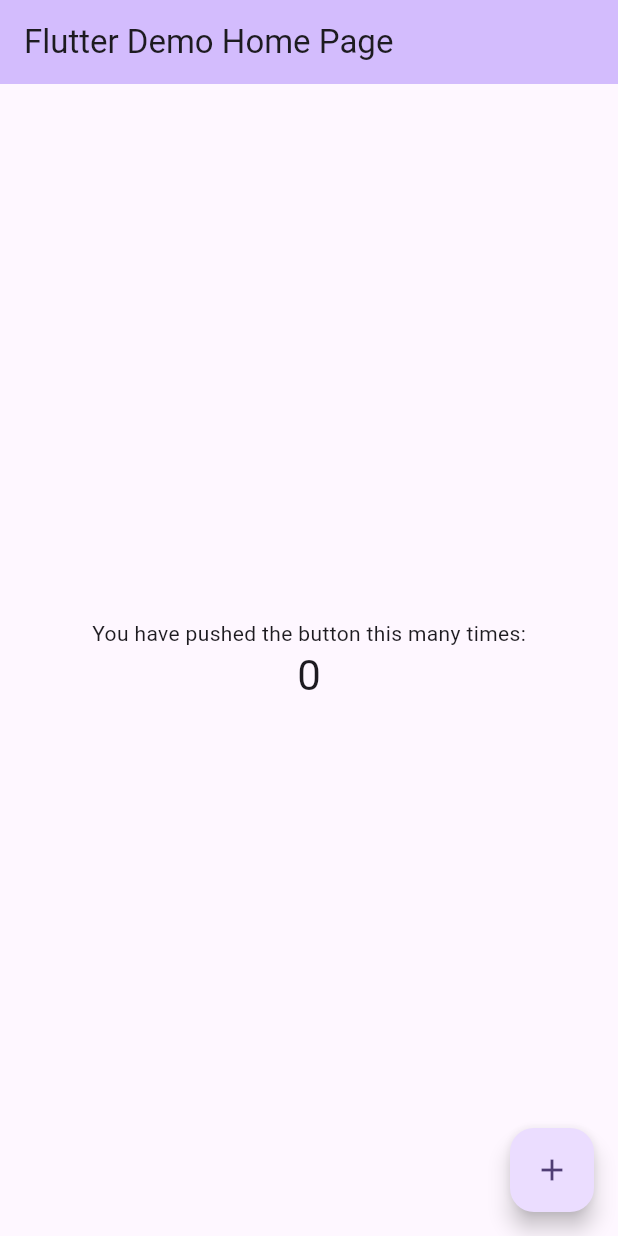
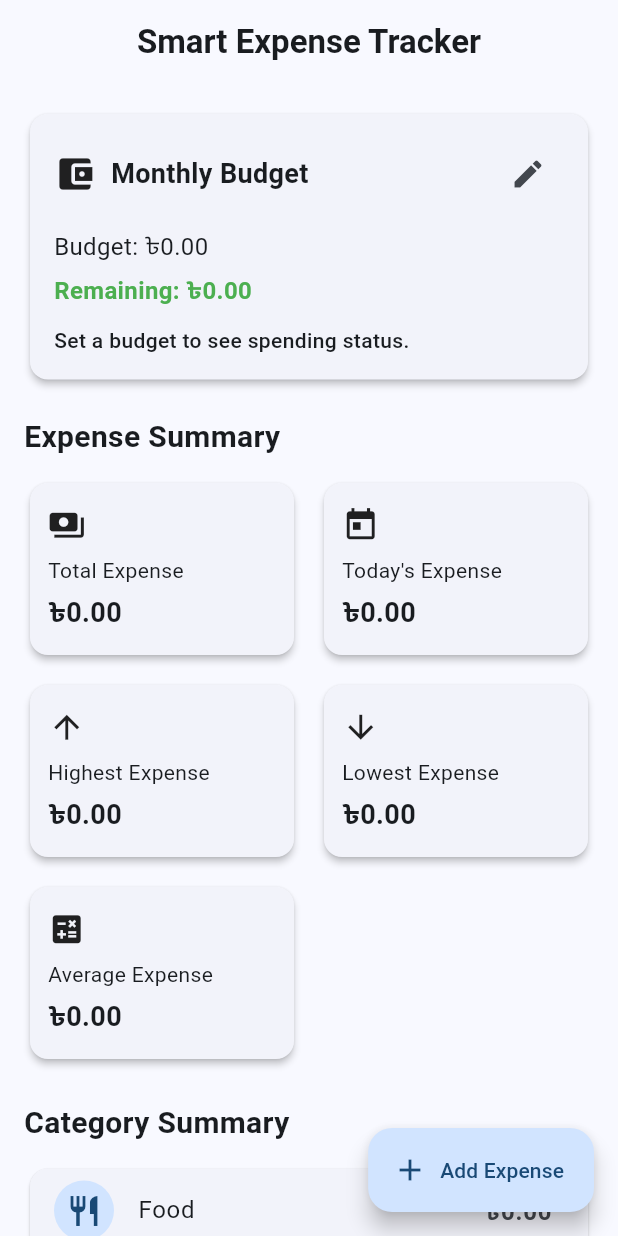
Before and after one commit to zoy060/Smart-Expense-Tracker, a Flutter app: the screen it shows after launch, on a phone screen of 412 x 824 dp. Run offline on Flutter 3.47's test engine with Material 3 defaults, Android fonts, the phone set to English and light mode, and no system bars.

Commit message:
feat:main and home screen

```diff
--- a/lib/main.dart
+++ b/lib/main.dart
@@ -1,122 +1,25 @@
 import 'package:flutter/material.dart';
+import 'screens/home_screen.dart';
 
 void main() {
-  runApp(const MyApp());
+  runApp(const SmartExpenseTrackerApp());
 }
 
-class MyApp extends StatelessWidget {
-  const MyApp({super.key});
+class SmartExpenseTrackerApp extends StatelessWidget {
+  const SmartExpenseTrackerApp({super.key});
 
-  // This widget is the root of your application.
   @override
   Widget build(BuildContext context) {
     return MaterialApp(
-      title: 'Flutter Demo',
+      debugShowCheckedModeBanner: false,
+      title: 'Smart Expense Tracker',
       theme: ThemeData(
-        // This is the theme of your application.
-        //
-        // TRY THIS: Try running your application with "flutter run". You'll see
-        // the application has a purple toolbar. Then, without quitting the app,
-        // try changing the seedColor in the colorScheme below to Colors.green
-        // and then invoke "hot reload" (save your changes or press the "hot
-        // reload" button in a Flutter-supported IDE, or press "r" if you used
-        // the command line to start the app).
-        //
-        // Notice that the counter didn't reset back to zero; the application
-        // state is not lost during the reload. To reset the state, use hot
-        // restart instead.
-        //
-        // This works for code too, not just values: Most code changes can be
-        // tested with just a hot reload.
-        colorScheme: .fromSeed(seedColor: Colors.deepPurple),
+        colorScheme: ColorScheme.fromSeed(
+          seedColor: Colors.blue,
+        ),
+        useMaterial3: true,
       ),
-      home: const MyHomePage(title: 'Flutter Demo Home Page'),
+      home: const HomeScreen(),
     );
   }
 }
-
-class MyHomePage extends StatefulWidget {
-  const MyHomePage({super.key, required this.title});
-
-  // This widget is the home page of your application. It is stateful, meaning
-  // that it has a State object (defined below) that contains fields that affect
-  // how it looks.
-
-  // This class is the configuration for the state. It holds the values (in this
-  // case the title) provided by the parent (in this case the App widget) and
-  // used by the build method of the State. Fields in a Widget subclass are
-  // always marked "final".
-
-  final String title;
-
-  @override
-  State<MyHomePage> createState() => _MyHomePageState();
-}
-
-class _MyHomePageState extends State<MyHomePage> {
-  int _counter = 0;
-
-  void _incrementCounter() {
-    setState(() {
-      // This call to setState tells the Flutter framework that something has
-      // changed in this State, which causes it to rerun the build method below
-      // so that the display can reflect the updated values. If we changed
-      // _counter without calling setState(), then the build method would not be
-      // called again, and so nothing would appear to happen.
-      _counter++;
-    });
-  }
-
-  @override
-  Widget build(BuildContext context) {
-    // This method is rerun every time setState is called, for instance as done
-    // by the _incrementCounter method above.
-    //
-    // The Flutter framework has been optimized to make rerunning build methods
-    // fast, so that you can just rebuild anything that needs updating rather
-    // than having to individually change instances of widgets.
-    return Scaffold(
-      appBar: AppBar(
-        // TRY THIS: Try changing the color here to a specific color (to
-        // Colors.amber, perhaps?) and trigger a hot reload to see the AppBar
-        // change color while the other colors stay the same.
-        backgroundColor: Theme.of(context).colorScheme.inversePrimary,
-        // Here we take the value from the MyHomePage object that was created by
-        // the App.build method, and use it to set our appbar title.
-        title: Text(widget.title),
-      ),
-      body: Center(
-        // Center is a layout widget. It takes a single child and positions it
-        // in the middle of the parent.
-        child: Column(
-          // Column is also a layout widget. It takes a list of children and
-          // arranges them vertically. By default, it sizes itself to fit its
-          // children horizontally, and tries to be as tall as its parent.
-          //
-          // Column has various properties to control how it sizes itself and
-          // how it positions its children. Here we use mainAxisAlignment to
-          // center the children vertically; the main axis here is the vertical
-          // axis because Columns are vertical (the cross axis would be
-          // horizontal).
-          //
-          // TRY THIS: Invoke "debug painting" (choose the "Toggle Debug Paint"
-          // action in the IDE, or press "p" in the console), to see the
-          // wireframe for each widget.
-          mainAxisAlignment: .center,
-          children: [
-            const Text('You have pushed the button this many times:'),
-            Text(
-              '$_counter',
-              style: Theme.of(context).textTheme.headlineMedium,
-            ),
-          ],
-        ),
-      ),
-      floatingActionButton: FloatingActionButton(
-        onPressed: _incrementCounter,
-        tooltip: 'Increment',
-        child: const Icon(Icons.add),
-      ),
-    );
-  }
-}
--- /dev/null
+++ b/lib/screens/home_screen.dart
@@ -0,0 +1,476 @@
+import 'package:flutter/material.dart';
+
+class HomeScreen extends StatefulWidget {
+  const HomeScreen({super.key});
+
+  @override
+  State<HomeScreen> createState() => _HomeScreenState();
+}
+
+class _HomeScreenState extends State<HomeScreen> {
+  // Temporary values.
+  // Later these will come from ExpenseService.
+  double totalExpense = 0.0;
+  double todayExpense = 0.0;
+  double highestExpense = 0.0;
+  double lowestExpense = 0.0;
+  double averageExpense = 0.0;
+
+  double monthlyBudget = 0.0;
+
+  @override
+  Widget build(BuildContext context) {
+    return Scaffold(
+      appBar: AppBar(
+        title: const Text(
+          'Smart Expense Tracker',
+          style: TextStyle(
+            fontWeight: FontWeight.bold,
+          ),
+        ),
+        centerTitle: true,
+      ),
+
+      body: SingleChildScrollView(
+        padding: const EdgeInsets.all(16),
+        child: Column(
+          crossAxisAlignment: CrossAxisAlignment.start,
+          children: [
+
+            // ------------------------------------------------
+            // Budget Section
+            // ------------------------------------------------
+            _buildBudgetCard(),
+
+            const SizedBox(height: 20),
+
+            // ------------------------------------------------
+            // Expense Summary
+            // ------------------------------------------------
+            const Text(
+              'Expense Summary',
+              style: TextStyle(
+                fontSize: 20,
+                fontWeight: FontWeight.bold,
+              ),
+            ),
+
+            const SizedBox(height: 12),
+
+            _buildSummaryGrid(),
+
+            const SizedBox(height: 24),
+
+            // ------------------------------------------------
+            // Category Summary
+            // ------------------------------------------------
+            const Text(
+              'Category Summary',
+              style: TextStyle(
+                fontSize: 20,
+                fontWeight: FontWeight.bold,
+              ),
+            ),
+
+            const SizedBox(height: 12),
+
+            _buildCategorySummary(),
+
+            const SizedBox(height: 24),
+
+            // ------------------------------------------------
+            // Filter
+            // ------------------------------------------------
+            const Text(
+              'Expenses',
+              style: TextStyle(
+                fontSize: 20,
+                fontWeight: FontWeight.bold,
+              ),
+            ),
+
+            const SizedBox(height: 12),
+
+            _buildFilterDropdown(),
+
+            const SizedBox(height: 16),
+
+            // ------------------------------------------------
+            // Empty Expense View
+            // ------------------------------------------------
+            _buildEmptyExpenseView(),
+          ],
+        ),
+      ),
+
+      // ------------------------------------------------
+      // Add Expense Button
+      // ------------------------------------------------
+      floatingActionButton: FloatingActionButton.extended(
+        onPressed: () {
+          // We will navigate to AddExpenseScreen later.
+        },
+        icon: const Icon(Icons.add),
+        label: const Text('Add Expense'),
+      ),
+    );
+  }
+
+  // ========================================================
+  // Budget Card
+  // ========================================================
+
+  Widget _buildBudgetCard() {
+    double remainingBudget = monthlyBudget - totalExpense;
+
+    return Card(
+      elevation: 2,
+      child: Padding(
+        padding: const EdgeInsets.all(16),
+        child: Column(
+          crossAxisAlignment: CrossAxisAlignment.start,
+          children: [
+
+            Row(
+              children: [
+                const Icon(
+                  Icons.account_balance_wallet,
+                  size: 28,
+                ),
+                const SizedBox(width: 10),
+
+                const Expanded(
+                  child: Text(
+                    'Monthly Budget',
+                    style: TextStyle(
+                      fontSize: 18,
+                      fontWeight: FontWeight.bold,
+                    ),
+                  ),
+                ),
+
+                IconButton(
+                  onPressed: () {
+                    // Budget screen will be connected later.
+                  },
+                  icon: const Icon(Icons.edit),
+                ),
+              ],
+            ),
+
+            const SizedBox(height: 12),
+
+            Text(
+              'Budget: ৳${monthlyBudget.toStringAsFixed(2)}',
+              style: const TextStyle(
+                fontSize: 16,
+              ),
+            ),
+
+            const SizedBox(height: 5),
+
+            Text(
+              'Remaining: ৳${remainingBudget.toStringAsFixed(2)}',
+              style: TextStyle(
+                fontSize: 16,
+                fontWeight: FontWeight.bold,
+                color: remainingBudget < 0
+                    ? Colors.red
+                    : Colors.green,
+              ),
+            ),
+
+            const SizedBox(height: 12),
+
+            _buildSpendingStatus(),
+          ],
+        ),
+      ),
+    );
+  }
+
+  // ========================================================
+  // Expense Summary Grid
+  // ========================================================
+
+  Widget _buildSummaryGrid() {
+    return GridView.count(
+      crossAxisCount: 2,
+      crossAxisSpacing: 12,
+      mainAxisSpacing: 12,
+      shrinkWrap: true,
+      physics: const NeverScrollableScrollPhysics(),
+      childAspectRatio: 1.5,
+      children: [
+
+        _buildSummaryCard(
+          title: 'Total Expense',
+          value: totalExpense,
+          icon: Icons.payments,
+        ),
+
+        _buildSummaryCard(
+          title: "Today's Expense",
+          value: todayExpense,
+          icon: Icons.today,
+        ),
+
+        _buildSummaryCard(
+          title: 'Highest Expense',
+          value: highestExpense,
+          icon: Icons.arrow_upward,
+        ),
+
+        _buildSummaryCard(
+          title: 'Lowest Expense',
+          value: lowestExpense,
+          icon: Icons.arrow_downward,
+        ),
+
+        _buildSummaryCard(
+          title: 'Average Expense',
+          value: averageExpense,
+          icon: Icons.calculate,
+        ),
+      ],
+    );
+  }
+
+  Widget _buildSummaryCard({
+    required String title,
+    required double value,
+    required IconData icon,
+  }) {
+    return Card(
+      elevation: 2,
+      child: Padding(
+        padding: const EdgeInsets.all(12),
+        child: Column(
+          crossAxisAlignment: CrossAxisAlignment.start,
+          mainAxisAlignment: MainAxisAlignment.center,
+          children: [
+
+            Icon(icon, size: 25),
+
+            const SizedBox(height: 8),
+
+            Text(
+              title,
+              style: const TextStyle(
+                fontSize: 14,
+              ),
+            ),
+
+            const SizedBox(height: 4),
+
+            Text(
+              '৳${value.toStringAsFixed(2)}',
+              style: const TextStyle(
+                fontSize: 18,
+                fontWeight: FontWeight.bold,
+              ),
+            ),
+          ],
+        ),
+      ),
+    );
+  }
+
+  // ========================================================
+  // Category Summary
+  // ========================================================
+
+  Widget _buildCategorySummary() {
+    return Column(
+      children: [
+        _buildCategoryTile(
+          'Food',
+          0.0,
+          Icons.restaurant,
+        ),
+
+        _buildCategoryTile(
+          'Transport',
+          0.0,
+          Icons.directions_bus,
+        ),
+
+        _buildCategoryTile(
+          'Shopping',
+          0.0,
+          Icons.shopping_cart,
+        ),
+
+        _buildCategoryTile(
+          'Other',
+          0.0,
+          Icons.more_horiz,
+        ),
+      ],
+    );
+  }
+
+  Widget _buildCategoryTile(
+    String category,
+    double amount,
+    IconData icon,
+  ) {
+    return Card(
+      child: ListTile(
+        leading: CircleAvatar(
+          child: Icon(icon),
+        ),
+        title: Text(category),
+        trailing: Text(
+          '৳${amount.toStringAsFixed(2)}',
+          style: const TextStyle(
+            fontWeight: FontWeight.bold,
+            fontSize: 16,
+          ),
+        ),
+      ),
+    );
+  }
+
+  // ========================================================
+  // Filter Dropdown
+  // ========================================================
+
+  Widget _buildFilterDropdown() {
+    return DropdownButtonFormField<String>(
+      initialValue: 'All',
+      decoration: const InputDecoration(
+        labelText: 'Filter Expenses',
+        border: OutlineInputBorder(),
+        prefixIcon: Icon(Icons.filter_list),
+      ),
+      items: const [
+        DropdownMenuItem(
+          value: 'All',
+          child: Text('All'),
+        ),
+        DropdownMenuItem(
+          value: 'Today',
+          child: Text('Today'),
+        ),
+        DropdownMenuItem(
+          value: 'This Week',
+          child: Text('This Week'),
+        ),
+        DropdownMenuItem(
+          value: 'This Month',
+          child: Text('This Month'),
+        ),
+        DropdownMenuItem(
+          value: 'By Category',
+          child: Text('By Category'),
+        ),
+      ],
+      onChanged: (value) {
+        // Filter logic will be added later.
+      },
+    );
+  }
+
+  // ========================================================
+  // Spending Status
+  // ========================================================
+
+  Widget _buildSpendingStatus() {
+    if (monthlyBudget <= 0) {
+      return const Text(
+        'Set a budget to see spending status.',
+        style: TextStyle(
+          fontWeight: FontWeight.w500,
+        ),
+      );
+    }
+
+    double percentage = totalExpense / monthlyBudget * 100;
+
+    String status;
+
+    if (percentage < 50) {
+      status = 'Safe';
+    } else if (percentage < 80) {
+      status = 'Moderate';
+    } else if (percentage <= 100) {
+      status = 'Warning';
+    } else {
+      status = 'Over Budget';
+    }
+
+    return Container(
+      width: double.infinity,
+      padding: const EdgeInsets.all(12),
+      decoration: BoxDecoration(
+        borderRadius: BorderRadius.circular(10),
+        border: Border.all(),
+      ),
+      child: Row(
+        children: [
+          const Icon(Icons.info_outline),
+          const SizedBox(width: 10),
+
+          Expanded(
+            child: Text(
+              'Spending Status: $status',
+              style: const TextStyle(
+                fontWeight: FontWeight.bold,
+              ),
+            ),
+          ),
+
+          Text(
+            '${percentage.toStringAsFixed(1)}%',
+            style: const TextStyle(
+              fontWeight: FontWeight.bold,
+            ),
+          ),
+        ],
+      ),
+    );
+  }
+
+  // ========================================================
+  // Empty Expense View
+  // ========================================================
+
+  Widget _buildEmptyExpenseView() {
+    return Card(
+      child: Padding(
+        padding: const EdgeInsets.symmetric(
+          vertical: 40,
+          horizontal: 20,
+        ),
+        child: Center(
+          child: Column(
+            children: const [
+              Icon(
+                Icons.receipt_long,
+                size: 60,
+              ),
+
+              SizedBox(height: 15),
+
+              Text(
+                'No expenses added yet.',
+                style: TextStyle(
+                  fontSize: 18,
+                  fontWeight: FontWeight.bold,
+                ),
+              ),
+
+              SizedBox(height: 8),
+
+              Text(
+                'Tap the Add Expense button to add your first expense.',
+                textAlign: TextAlign.center,
+              ),
+            ],
+          ),
+        ),
+      ),
+    );
+  }
+}
```
Also changed, not shown: lib/models/expense.dart (added), lib/screens/add_expense_screen.dart (added), lib/screens/budget_screen.dart (added), lib/services/budget_service.dart (added), lib/services/expense_service.dart (added), lib/utils/constants.dart (added), lib/utils/helpers.dart (added), lib/utils/validators.dart (added), lib/widgets/budget_card.dart (added), lib/widgets/category_summary.dart (added), lib/widgets/empty_expense_view.dart (added), lib/widgets/expense_card.dart (added), lib/widgets/expense_summary.dart (added), lib/widgets/filter_dropdown.dart (added), 1 more files, 1 other file.
